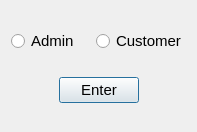
Old version of the form Store/start.ui in the repository SamanOmidi/GroceryStore.
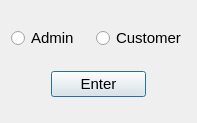
New version of the form.

```diff
--- a/Store/start.ui
+++ b/Store/start.ui
@@ -7,11 +7,14 @@
     <x>0</x>
     <y>0</y>
     <width>197</width>
-    <height>132</height>
+    <height>123</height>
    </rect>
   </property>
   <property name="windowTitle">
-   <string>Dialog</string>
+   <string>Start</string>
+  </property>
+  <property name="styleSheet">
+   <string notr="true"/>
   </property>
   <layout class="QVBoxLayout" name="verticalLayout">
    <item>
@@ -53,6 +56,9 @@
        <property name="orientation">
         <enum>Qt::Horizontal</enum>
        </property>
+       <property name="sizeType">
+        <enum>QSizePolicy::Fixed</enum>
+       </property>
        <property name="sizeHint" stdset="0">
         <size>
          <width>40</width>
@@ -68,6 +74,9 @@
          <pointsize>11</pointsize>
         </font>
        </property>
+       <property name="styleSheet">
+        <string notr="true"/>
+       </property>
        <property name="text">
         <string>Enter</string>
        </property>
@@ -78,6 +87,9 @@
        <property name="orientation">
         <enum>Qt::Horizontal</enum>
        </property>
+       <property name="sizeType">
+        <enum>QSizePolicy::Fixed</enum>
+       </property>
        <property name="sizeHint" stdset="0">
         <size>
          <width>40</width>
```
